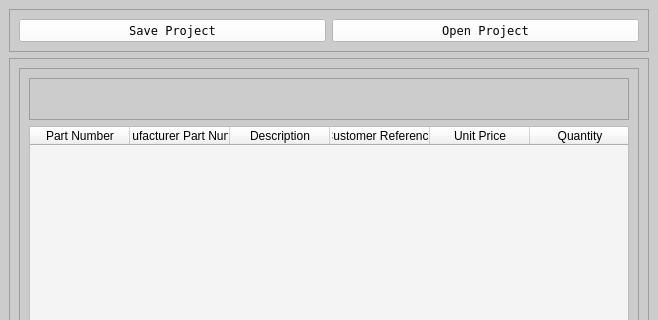
This is Program_Files/project_window.ui in Thomas1B/Electronics-Inventory-Program as Qt 5 draws it before an edit; both pictures show x 0 to 658 and y 0 to 320 of the 658 by 588 pixel window. The edited form follows.
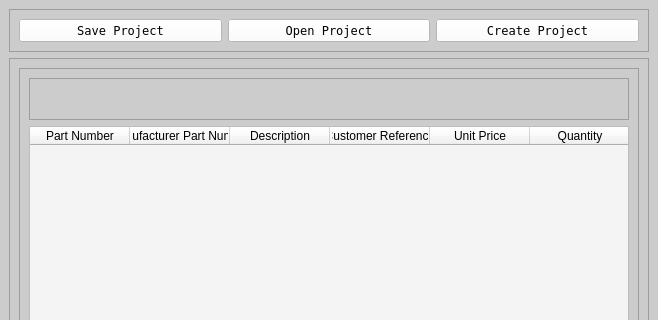
This is the edited form.

```diff
--- a/Program_Files/project_window.ui
+++ b/Program_Files/project_window.ui
@@ -66,6 +66,27 @@
          </property>
         </widget>
        </item>
+       <item row="0" column="2">
+        <widget class="QPushButton" name="btn_create_project">
+         <property name="maximumSize">
+          <size>
+           <width>16777215</width>
+           <height>16777215</height>
+          </size>
+         </property>
+         <property name="font">
+          <font>
+           <family>Terminal</family>
+          </font>
+         </property>
+         <property name="styleSheet">
+          <string notr="true">background-color: rgb(255, 255, 255);</string>
+         </property>
+         <property name="text">
+          <string>Create Project</string>
+         </property>
+        </widget>
+       </item>
       </layout>
      </widget>
     </item>
```
